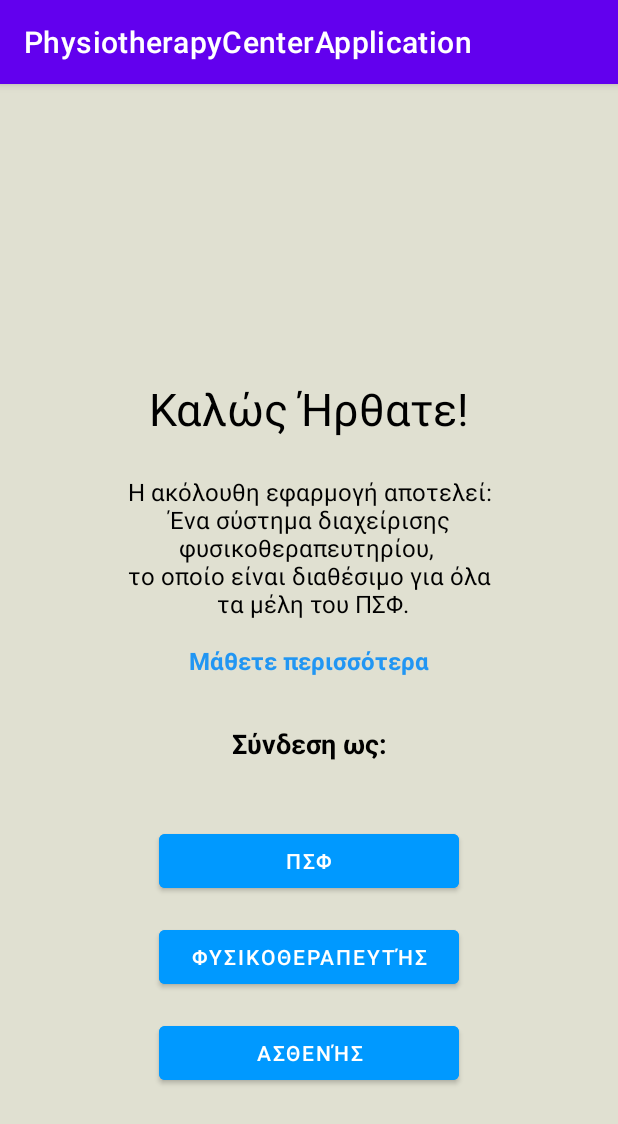
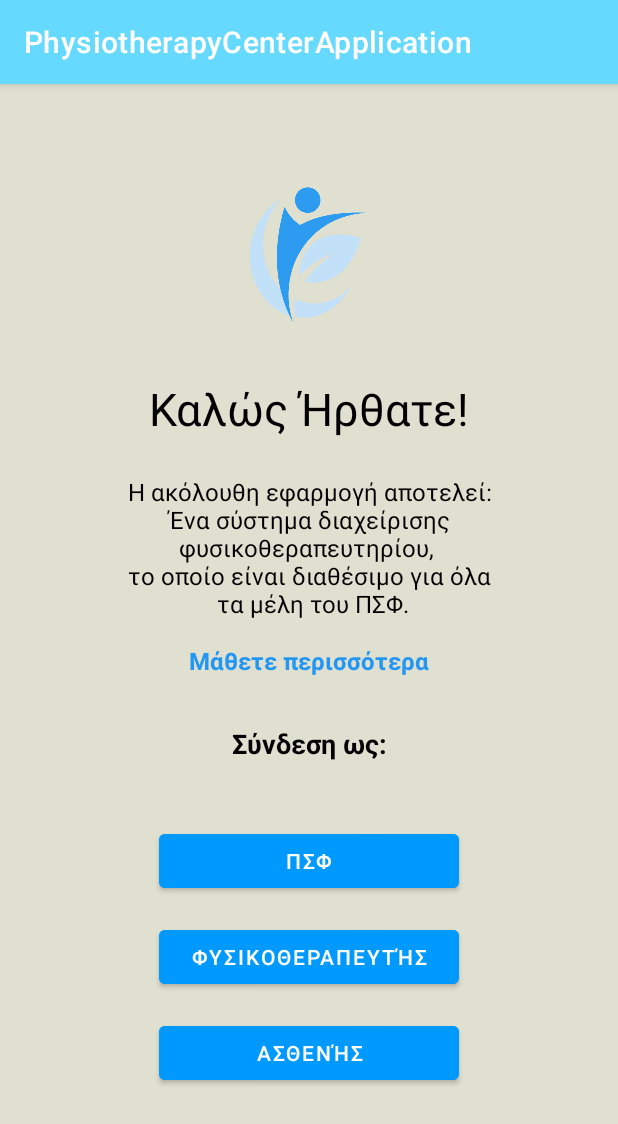
Before and after one commit to AndroidStudio2023/AndroidStudioPSApp, an Android app: the screen it shows after launch (MainActivity), on a phone screen of 412 x 824 dp. Shown: the top 1124 px of the screen. Run offline under Robolectric (Android 15) with nearby library versions, the phone set to English and light mode, and no system bars.

Commit message:
1stPageDes2

```diff
--- a/app/src/main/java/com/example/physiotherapycenterapplication/MainActivity.java
+++ b/app/src/main/java/com/example/physiotherapycenterapplication/MainActivity.java
@@ -3,12 +3,26 @@ package com.example.physiotherapycenterapplication;
 import androidx.appcompat.app.AppCompatActivity;
 
 import android.os.Bundle;
+import android.view.View;
+import android.widget.Button;
+import android.widget.Toast;
 
 public class MainActivity extends AppCompatActivity {
 
+    Button login;
     @Override
     protected void onCreate(Bundle savedInstanceState) {
         super.onCreate(savedInstanceState);
         setContentView(R.layout.activity_main);
+
+    }
+
+    public void moveToLoginPage(View view){
+        String userType;
+        login = (Button)view;
+
+        userType = login.getText().toString();
+
+        Toast.makeText(this, userType, Toast.LENGTH_SHORT).show();
     }
 }
--- a/app/src/main/res/layout/activity_main.xml
+++ b/app/src/main/res/layout/activity_main.xml
@@ -24,10 +24,11 @@
         android:layout_width="100dp"
         android:layout_height="100dp"
         android:layout_marginTop="64dp"
+        android:visibility="visible"
         app:layout_constraintEnd_toEndOf="parent"
         app:layout_constraintStart_toStartOf="parent"
         app:layout_constraintTop_toTopOf="parent"
-        tools:srcCompat="@drawable/appicon" />
+        android:src="@drawable/appicon1" />
 
     <TextView
         android:id="@+id/textView2"
@@ -75,6 +76,7 @@
         android:layout_height="wrap_content"
         android:layout_marginTop="42dp"
         android:backgroundTint="@color/buttonColor"
+        android:onClick="moveToLoginPage"
         android:text="ΠΣΦ"
         app:layout_constraintEnd_toEndOf="parent"
         app:layout_constraintStart_toStartOf="parent"
--- a/app/src/main/res/values/colors.xml
+++ b/app/src/main/res/values/colors.xml
@@ -10,4 +10,5 @@
 
     <color name="backgroundColor">#e0e0d1</color>
     <color name="buttonColor">#0099ff</color>
+    <color name="PrimariesColor">#66d9ff</color>
 </resources>
--- a/app/src/main/res/values/themes.xml
+++ b/app/src/main/res/values/themes.xml
@@ -2,8 +2,8 @@
     <!-- Base application theme. -->
     <style name="Theme.PhysiotherapyCenterApplication" parent="Theme.MaterialComponents.DayNight.DarkActionBar">
         <!-- Primary brand color. -->
-        <item name="colorPrimary">@color/purple_500</item>
-        <item name="colorPrimaryVariant">@color/purple_700</item>
+        <item name="colorPrimary">@color/PrimariesColor</item>
+        <item name="colorPrimaryVariant">@color/PrimariesColor</item>
         <item name="colorOnPrimary">@color/white</item>
         <!-- Secondary brand color. -->
         <item name="colorSecondary">@color/teal_200</item>
```
Also changed, not shown: app/src/main/res/drawable/appicon1.png (renamed from app/src/main/res/drawable/appicon.png).
